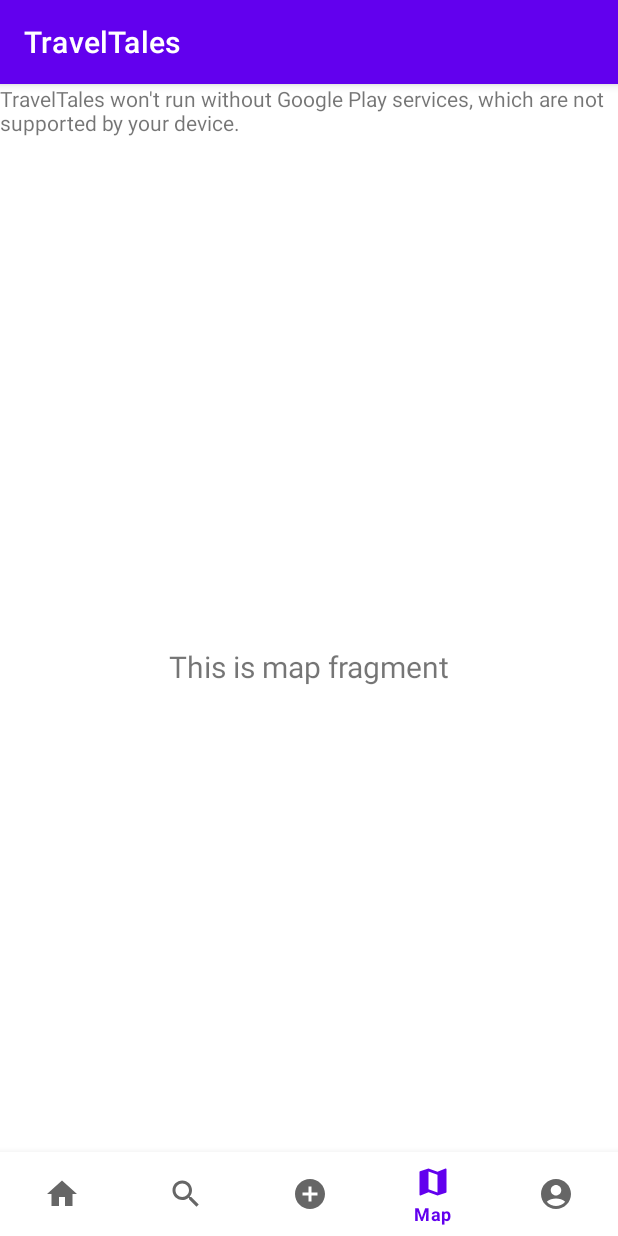
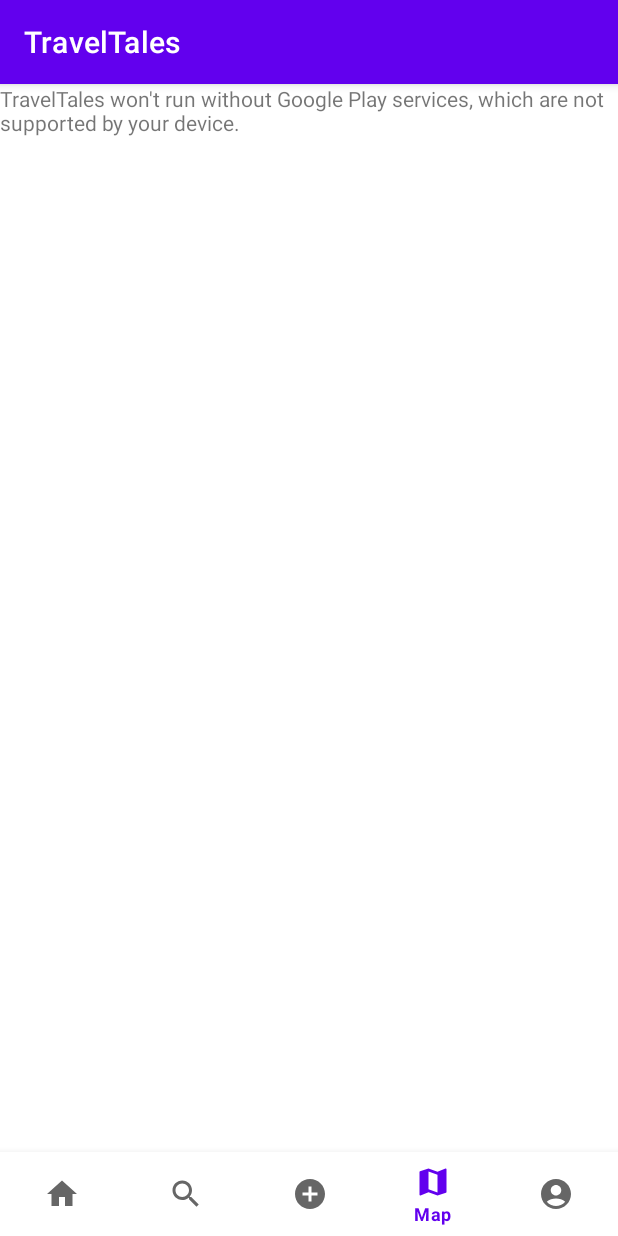
Before and after one commit to wutonytt/TravelTales, an Android app: the screen it shows after launch (MainActivity), item 4 of the bottom bar chosen, on a phone screen of 412 x 824 dp. Run offline under Robolectric (Android 15) with nearby library versions, the phone set to English and light mode, and no system bars.

```diff
--- a/app/src/main/res/layout/fragment_map.xml
+++ b/app/src/main/res/layout/fragment_map.xml
@@ -10,20 +10,5 @@
         android:id="@+id/map"
         android:name="com.google.android.gms.maps.SupportMapFragment"
         android:layout_width="match_parent"
-        android:layout_height="match_parent"
-        android:layout_below="@id/text_map" />
-
-    <TextView
-        android:id="@+id/text_map"
-        android:layout_width="match_parent"
-        android:layout_height="wrap_content"
-        android:layout_marginStart="8dp"
-        android:layout_marginTop="8dp"
-        android:layout_marginEnd="8dp"
-        android:textAlignment="center"
-        android:textSize="20sp"
-        app:layout_constraintBottom_toBottomOf="parent"
-        app:layout_constraintEnd_toEndOf="parent"
-        app:layout_constraintStart_toStartOf="parent"
-        app:layout_constraintTop_toTopOf="parent" />
+        android:layout_height="match_parent" />
 </androidx.constraintlayout.widget.ConstraintLayout>
```
Also changed, not shown: app/src/main/java/edu/illinois/cs465/traveltales/ui/map/MapFragment.java (+38 -14 lines).
